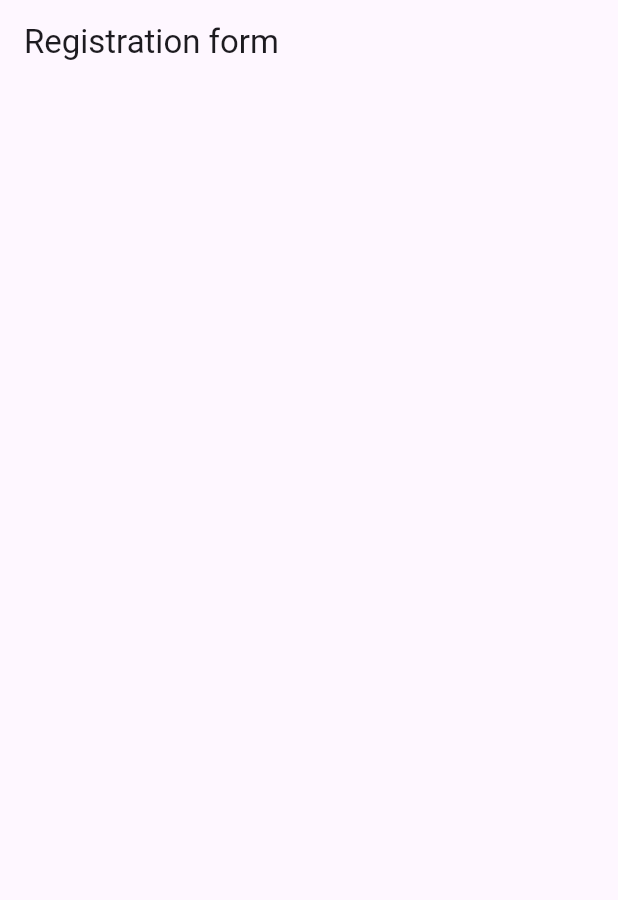
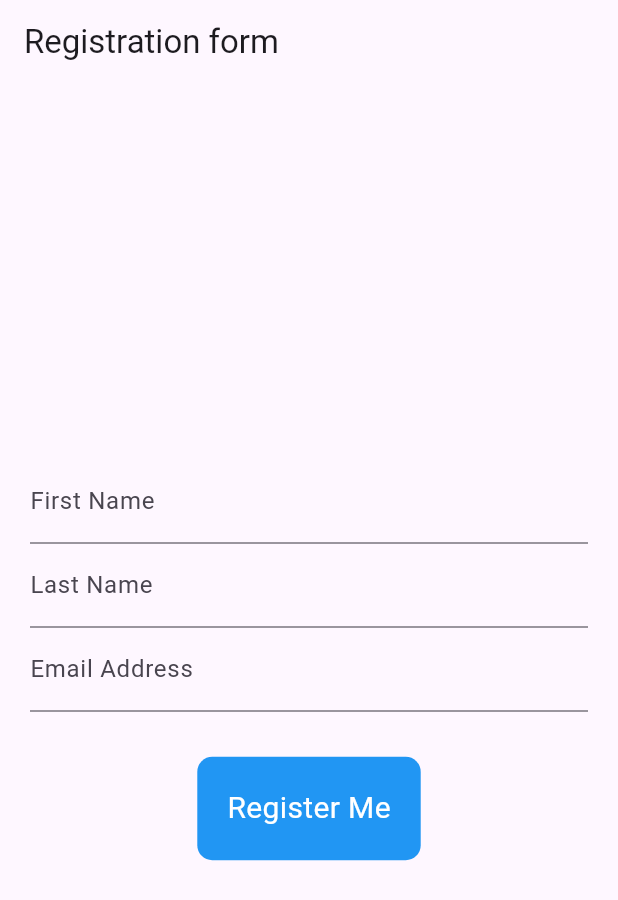
Before and after one commit to Mujeedah196/registration_form, a Flutter app: the screen it shows after launch, on a phone screen of 412 x 824 dp. Shown: the top 900 px of the screen. Run offline on Flutter 3.47's test engine with Material 3 defaults, Android fonts, the phone set to English and light mode, and no system bars.

Commit message:
registration form

```diff
--- a/lib/Screens/registration_Screen.dart
+++ b/lib/Screens/registration_Screen.dart
@@ -18,6 +18,67 @@ Widget build (BuildContext context) {
     appBar:AppBar(
       title:  const Text("Registration form"),
     ) ,
-  );
+  body: Padding(
+    padding:
+    const EdgeInsets.all(20),
+    child: Column(
+        mainAxisAlignment: MainAxisAlignment.center,
+        children: [
+          TextField(
+            controller:  firstNameController,
+            decoration: InputDecoration(
+              labelText: "First Name"
+            ),
+            ),
+            TextField(
+              controller: lastNameController,
+              decoration: InputDecoration(
+                labelText: "Last Name"
+              ),
+            ),
+          TextField(
+            controller: emailController,
+            decoration: InputDecoration(
+              labelText: "Email Address"
+            ),
+            ),
+           const SizedBox(height: 30,),
+           GestureDetector(
+            onTap: () {
+              setState(() {
+                isRegistered = !isRegistered;
+              });
+            },
+            child: Container(
+             padding:const EdgeInsets.all(20),
+             decoration: BoxDecoration(
+              color: isRegistered? Colors.green:Colors.blue,
+              borderRadius: BorderRadius.circular(10),
+             ),
+             child: Text(
+              isRegistered?
+              "successful":
+              "Register Me",
+              style:const TextStyle(
+                color: Colors.white,
+                fontSize: 20,
+              ),
+             ),
+            ),
+           )
+
+
+        ],
+
+
+
+
+            )
+          )
+
+    ) ;
+
+
+
 }
 }
```
